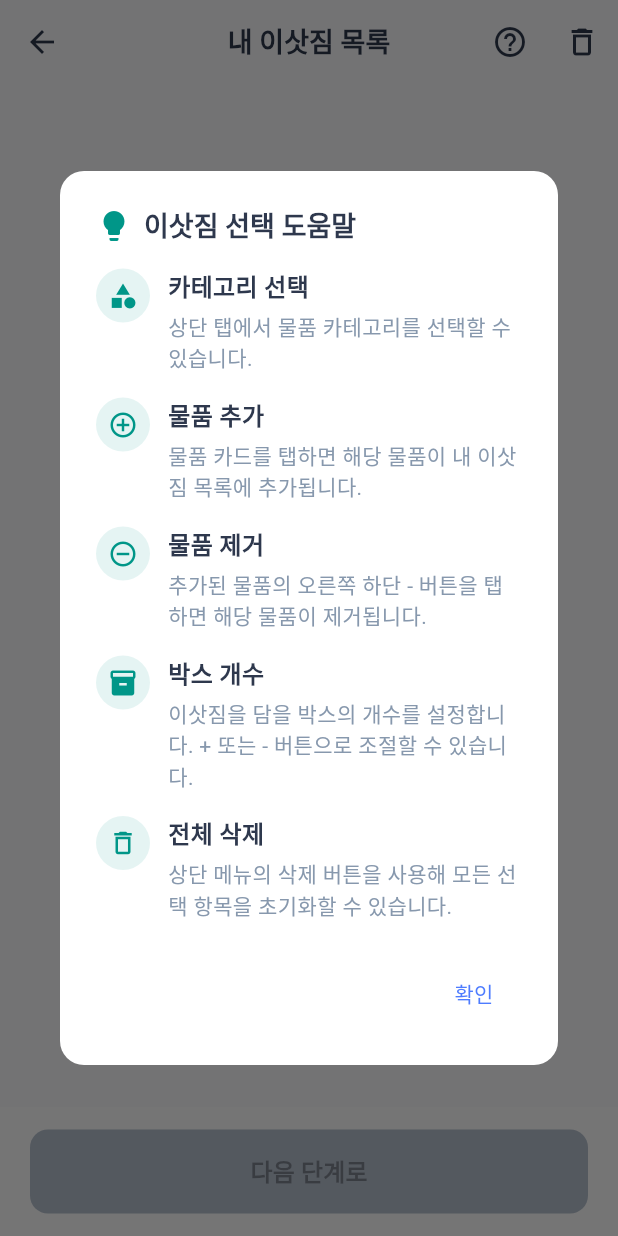
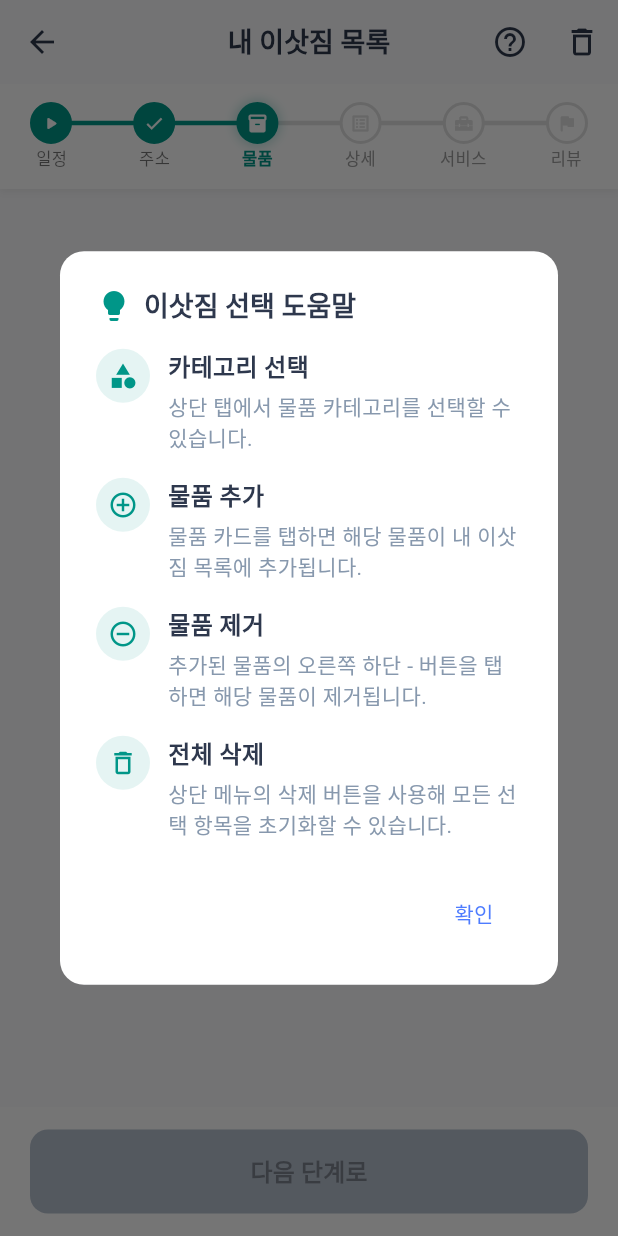
Before and after one commit to woalstm85/newMove, a Flutter app: the BaggageListScreen screen opened directly with empty values, after a tap on the "help outline" icon, on a phone screen of 412 x 824 dp. Run offline on Flutter 3.47's test engine with Material 3 defaults, Android fonts, the phone set to English and light mode, and no system bars; our stand-ins replace cached_network_image, camera, flutter_dotenv, flutter_riverpod, google_sign_in, googleapis_auth and 4 more; missing offline and left inert: flutter_inappwebview, flutter_naver_login, googleapis, kakao_flutter_sdk; accounts and stored records are empty; network calls fail; Roboto replaces fonts that are missing (Pretendard); statements that could not run were skipped.

Commit message:
소스정리

```diff
--- a/lib/screen/home/move/01_register.dart
+++ b/lib/screen/home/move/01_register.dart
@@ -2,8 +2,8 @@ import 'package:flutter/material.dart';
 import 'package:flutter_riverpod/flutter_riverpod.dart';
 import 'package:shared_preferences/shared_preferences.dart';
 import 'package:MoveSmart/theme/theme_constants.dart';
-import 'package:MoveSmart/screen/home/move/modal/01_1_regular_type.dart';
-import 'package:MoveSmart/screen/home/move/modal/01_2_special_type.dart';
+import 'package:MoveSmart/screen/home/move/modal/regular_type.dart';
+import 'package:MoveSmart/screen/home/move/modal/special_type.dart';
 import 'widgets/move_widget.dart';
 import 'package:MoveSmart/providers/move_provider.dart';
 
--- a/lib/screen/home/move/move_address_detail.dart
+++ b/lib/screen/home/move/03_3_move_address_detail.dart
@@ -5,7 +5,7 @@ import 'package:MoveSmart/providers/move_provider.dart';
 import 'package:MoveSmart/utils/ui_extensions.dart';
 import 'package:MoveSmart/utils/ui_mixins.dart';
 
-import 'move_address_search.dart';
+import '03_2_move_address_search.dart';
 
 import 'package:MoveSmart/screen/home/move/modal/move_floor.dart';
 import 'package:MoveSmart/screen/home/move/modal/move_home_size.dart';
--- a/lib/screen/home/move/move_baggage_list.dart
+++ b/lib/screen/home/move/04_1_1_move_baggage_list.dart
@@ -1,13 +1,12 @@
 import 'dart:convert';
+import 'package:MoveSmart/screen/home/move/move_progress_bar.dart';
 import 'package:flutter/material.dart';
 import 'package:shared_preferences/shared_preferences.dart';
 import 'package:MoveSmart/theme/theme_constants.dart';
 import 'models/baggage_item.dart';
-import 'package:MoveSmart/api_service.dart';
-import 'API/address_service.dart';
 import 'API/moving_service.dart';
 import 'package:MoveSmart/utils/ui_extensions.dart';
-import 'move_baggage_list_detail.dart';
+import '04_1_2_move_baggage_list_detail.dart';
 
 class BaggageListScreen extends StatefulWidget {
   final bool isRegularMove;
@@ -339,7 +338,7 @@ class _BaggageListScreenState extends State<BaggageListScreen> {
                         ),
                         if (count > 1)
                           Positioned(
-                            right: 3,
+                            right: 8,
                             top: 0,
                             child: Container(
                               padding: const EdgeInsets.all(5),
@@ -570,123 +569,6 @@ class _BaggageListScreenState extends State<BaggageListScreen> {
     );
   }
 
-  Widget _buildMovingTips() {
-    return Container(
-      padding: const EdgeInsets.all(16),
-      decoration: BoxDecoration(
-        color: Colors.white,
-        borderRadius: BorderRadius.circular(AppTheme.cardRadius),
-        boxShadow: [
-          BoxShadow(
-            color: Colors.black.withOpacity(0.05),
-            offset: const Offset(0, 2),
-            blurRadius: 6.0,
-          ),
-        ],
-      ),
-      child: Column(
-        crossAxisAlignment: CrossAxisAlignment.start,
-        children: [
-          Row(
-            children: [
-              Icon(
-                Icons.lightbulb_outline,
-                size: 20,
-                color: _primaryColor,
-              ),
-              const SizedBox(width: 8),
-              Text(
-                '이삿짐 선택 가이드',
-                style: AppTheme.subheadingStyle.copyWith(
-                  fontSize: 18,
-                ),
-              ),
-            ],
-          ),
-          const SizedBox(height: 16),
-
-          // 팁 리스트
-          _buildTipItem(
-            icon: Icons.error_outline,
-            title: '자주 누락되는 이삿짐',
-            description: '베란다, 다용도실, 옷장 위의 물건들을 꼭 확인하세요.',
-          ),
-          const SizedBox(height: 12),
-
-          _buildTipItem(
-            icon: Icons.sort,
-            title: '효율적인 짐 선택 방법',
-            description: '최근 6개월간 사용하지 않은 물건은 처분을 고려해보세요.',
-          ),
-          const SizedBox(height: 12),
-
-          _buildTipItem(
-            icon: Icons.category_outlined,
-            title: '카테고리별 주요 물품',
-            description: '각 공간별로 물품을 분류하면 빠짐없이 선택할 수 있습니다.',
-          ),
-          const SizedBox(height: 12),
-
-          _buildTipItem(
-            icon: Icons.format_list_numbered,
-            title: '짐 정리/포장 순서',
-            description: '자주 사용하지 않는 물건부터 먼저 포장하세요.',
-          ),
-        ],
-      ),
-    );
-  }
-
-// 팁 아이템 위젯
-  Widget _buildTipItem({
-    required IconData icon,
-    required String title,
-    required String description,
-  }) {
-    return Row(
-      crossAxisAlignment: CrossAxisAlignment.start,
-      children: [
-        Container(
-          padding: const EdgeInsets.all(8),
-          decoration: BoxDecoration(
-            color: _primaryColor.withOpacity(0.1),
-            borderRadius: BorderRadius.circular(8),
-          ),
-          child: Icon(
-            icon,
-            size: 18,
-            color: _primaryColor,
-          ),
-        ),
-        const SizedBox(width: 12),
-        Expanded(
-          child: Column(
-            crossAxisAlignment: CrossAxisAlignment.start,
-            children: [
-              Text(
-                title,
-                style: TextStyle(
-                  fontSize: 15,
-                  fontWeight: FontWeight.bold,
-                  color: AppTheme.primaryText,
-                ),
-              ),
-              const SizedBox(height: 2),
-              Text(
-                description,
-                style: TextStyle(
-                  fontSize: 13,
-                  color: AppTheme.secondaryText,
-                  height: 1.3,
-                ),
-              ),
-            ],
-          ),
-        ),
-      ],
-    );
-  }
-
   Widget _buildBody() {
     if (isLoading) {
       return const Center(
@@ -829,13 +711,6 @@ class _BaggageListScreenState extends State<BaggageListScreen> {
                     );
                   },
                 ),
-
-                const SizedBox(height: 20),
-
-                // 이삿짐 선택 팁
-                _buildMovingTips(),
-
-                const SizedBox(height: 16),
               ],
             ),
           ),
@@ -880,11 +755,24 @@ class _BaggageListScreenState extends State<BaggageListScreen> {
           ),
         ],
       ),
-      body: SafeArea(
-        child: Padding(
-          padding: const EdgeInsets.all(16.0),
-          child: _buildBody(),
-        ),
+      body: Column(
+        children: [
+          // 진행 상황 표시 바 추가
+          MoveProgressBar(
+            currentStep: 2,  // 세 번째 단계 (짐 선택)
+            isRegularMove: widget.isRegularMove,
+          ),
+
+          // 본문 내용
+          Expanded(
+            child: SafeArea(
+              child: Padding(
+                padding: const EdgeInsets.all(16.0),
+                child: _buildBody(),
+              ),
+            ),
+          ),
+        ],
       ),
       bottomNavigationBar: Container(
         padding: const EdgeInsets.fromLTRB(20, 15, 20, 15),
@@ -972,12 +860,6 @@ class _BaggageListScreenState extends State<BaggageListScreen> {
                 icon: Icons.remove_circle_outline,
                 title: '물품 제거',
                 description: '추가된 물품의 오른쪽 하단 - 버튼을 탭하면 해당 물품이 제거됩니다.',
-              ),
-              const SizedBox(height: 16),
-              _buildHelpItem(
-                icon: Icons.inventory_2,
-                title: '박스 개수',
-                description: '이삿짐을 담을 박스의 개수를 설정합니다. + 또는 - 버튼으로 조절할 수 있습니다.',
               ),
               const SizedBox(height: 16),
               _buildHelpItem(
--- a/lib/screen/home/move/move_baggage_list_detail.dart
+++ b/lib/screen/home/move/04_1_2_move_baggage_list_detail.dart
@@ -1,5 +1,6 @@
 import 'dart:io';
 import 'dart:convert';
+import 'package:MoveSmart/screen/home/move/move_progress_bar.dart';
 import 'package:flutter/material.dart';
 import 'package:image_picker/image_picker.dart';
 import 'package:shared_preferences/shared_preferences.dart';
@@ -9,8 +10,8 @@ import 'package:MoveSmart/utils/ui_extensions.dart';
 import 'package:MoveSmart/theme/theme_constants.dart';
 import 'package:MoveSmart/screen/home/move/modal/move_baggage_detail.dart';
 import 'models/baggage_item.dart';
-import 'package:MoveSmart/screen/home/move/move_baggage_photo_view.dart';
-import 'package:MoveSmart/screen/home/move/move_result_service_type.dart';
+import 'package:MoveSmart/screen/home/move/04_2_3_move_baggage_photo_view.dart';
+import 'package:MoveSmart/screen/home/move/05_move_result_service_type.dart';
 
 
 class BaggageDetailScreen extends ConsumerStatefulWidget {
@@ -1091,6 +1092,11 @@ class _BaggageDetailScreenState extends ConsumerState<BaggageDetailScreen> {
       ),
       body: Column(
         children: [
+          // 진행 상황 표시 바 추가
+          MoveProgressBar(
+            currentStep: 3,  // 세 번째 단계 (짐 선택)
+            isRegularMove: widget.isRegularMove,
+          ),
           Expanded(
             child: SingleChildScrollView(
               padding: const EdgeInsets.all(16.0),
--- a/lib/screen/home/move/modal/baggage_type.dart
+++ b/lib/screen/home/move/modal/baggage_type.dart
@@ -1,8 +1,8 @@
 import 'package:flutter/material.dart';
 import 'package:flutter_riverpod/flutter_riverpod.dart';
 import 'package:MoveSmart/theme/theme_constants.dart';
-import 'package:MoveSmart/screen/home/move/move_baggage_photo.dart';
-import 'package:MoveSmart/screen/home/move/move_baggage_list.dart';
+import 'package:MoveSmart/screen/home/move/04_2_1_move_baggage_photo.dart';
+import 'package:MoveSmart/screen/home/move/04_1_1_move_baggage_list.dart';
 import 'package:MoveSmart/providers/move_provider.dart';
 import 'package:MoveSmart/utils/ui_extensions.dart';
 import 'package:MoveSmart/utils/ui_mixins.dart';
--- /dev/null
+++ b/lib/screen/home/move/move_progress_bar.dart
@@ -0,0 +1,163 @@
+import 'package:flutter/material.dart';
+import 'package:MoveSmart/theme/theme_constants.dart';
+
+class MoveProgressBar extends StatelessWidget {
+  final int currentStep;
+  final bool isRegularMove;
+  final List<String> stepLabels;
+
+  const MoveProgressBar({
+    Key? key,
+    required this.currentStep,
+    required this.isRegularMove,
+    this.stepLabels = const ['일정', '주소', '물품', '상세', '서비스', '리뷰'],
+  }) : super(key: key);
+
+  @override
+  Widget build(BuildContext context) {
+    // 이사 유형에 따른 색상 설정
+    final Color primaryColor = isRegularMove ? AppTheme.primaryColor : AppTheme.greenColor;
+    final Color secondaryColor = Colors.grey[300]!;
+
+    return Container(
+      width: double.infinity,
+      padding: const EdgeInsets.symmetric(vertical: 12),
+      decoration: BoxDecoration(
+        color: Colors.white,
+        boxShadow: [
+          BoxShadow(
+            color: Colors.black.withOpacity(0.05),
+            blurRadius: 3,
+            offset: const Offset(0, 2),
+          ),
+        ],
+      ),
+      child: Column(
+        mainAxisSize: MainAxisSize.min,
+        children: [
+          // 단계 표시기
+          Padding(
+            padding: const EdgeInsets.symmetric(horizontal: 20), // 전체 컨테이너에 좌우 여백 추가
+            child: Stack(
+              alignment: Alignment.center,
+              children: [
+                // 연결선 (배경)
+                Padding(
+                  padding: const EdgeInsets.symmetric(horizontal: 10),
+                  child: Row(
+                    children: List.generate(5, (index) {
+                      return Expanded(
+                        child: Container(
+                          height: 3,
+                          decoration: BoxDecoration(
+                            color: index < currentStep ? primaryColor : secondaryColor,
+                            borderRadius: BorderRadius.circular(1.5),
+                          ),
+                        ),
+                      );
+                    }),
+                  ),
+                ),
+
+                // 원형 지시자와 아이콘
+                Row(
+                  mainAxisAlignment: MainAxisAlignment.spaceBetween,
+                  children: List.generate(6, (index) {
+                    final bool isActive = index <= currentStep;
+                    final bool isCurrent = index == currentStep;
+
+                    // 아이콘 결정
+                    IconData iconData;
+                    if (index == 0) {
+                      iconData = Icons.play_arrow_rounded; // 시작
+                    } else if (index == 5) {
+                      iconData = Icons.flag_rounded; // 끝
+                    } else if (isActive && !isCurrent) {
+                      iconData = Icons.check; // 완료된 단계
+                    } else {
+                      iconData = _getStepIcon(index); // 나머지 단계 아이콘
+                    }
+
+                    return Container(
+                      width: 28,
+                      height: 28,
+                      decoration: BoxDecoration(
+                        color: isActive ? primaryColor : Colors.white,
+                        shape: BoxShape.circle,
+                        border: Border.all(
+                          color: isActive ? primaryColor : secondaryColor,
+                          width: 2,
+                        ),
+                        boxShadow: isCurrent ? [
+                          BoxShadow(
+                            color: primaryColor.withOpacity(0.3),
+                            blurRadius: 6,
+                            spreadRadius: 1,
+                          )
+                        ] : null,
+                      ),
+                      child: Center(
+                        child: Icon(
+                          iconData,
+                          color: isActive ? Colors.white : secondaryColor,
+                          size: 14,
+                        ),
+                      ),
+                    );
+                  }),
+                ),
+              ],
+            ),
+          ),
+          // 단계명 표시
+          SizedBox(height: 2),
+          Padding(
+            padding: const EdgeInsets.symmetric(horizontal: 12), // 텍스트에도 동일한 여백 적용
+            child: Row(
+              mainAxisAlignment: MainAxisAlignment.spaceBetween,
+              children: List.generate(6, (index) {
+                return SizedBox(
+                  width: 45,
+                  child: Column(
+                    children: [
+                      Text(
+                        stepLabels[index],
+                        style: TextStyle(
+                          fontSize: 11,
+                          fontWeight: index == currentStep ? FontWeight.bold : FontWeight.normal,
+                          color: index == currentStep ? primaryColor :
+                          index < currentStep ? Colors.black54 : Colors.grey,
+                        ),
+                        textAlign: TextAlign.center,
+                      ),
+                    ],
+                  ),
+                );
+              }),
+            ),
+          ),
+        ],
+      ),
+    );
+  }
+
+  // 각 단계별 아이콘 반환
+  IconData _getStepIcon(int step) {
+    switch (step) {
+      case 0:
+        return Icons.calendar_month_rounded; // 일정
+      case 1:
+        return Icons.location_on_rounded; // 주소
+      case 2:
+        return Icons.inventory_2_rounded; // 물품
+      case 3:
+        return Icons.list_alt_rounded; // 상세
+      case 4:
+        return Icons.home_repair_service; // 서비스
+      case 5:
+        return Icons.flag_rounded; // 최종리뷰
+      default:
+        return Icons.circle;
+    }
+  }
+}
```
Also changed, not shown: lib/screen/home/move/02_calendar.dart (+17 -3 lines), lib/screen/home/move/03_1_move_address.dart (+8 -2 lines), lib/screen/home/move/04_2_1_move_baggage_photo.dart (renamed from lib/screen/home/move/move_baggage_photo.dart, +8 -5 lines), lib/screen/home/move/04_2_2_move_baggage_photo_detail.dart (renamed from lib/screen/home/move/move_baggage_photo_detail.dart, +7 -1 lines), lib/screen/home/move/05_move_result_service_type.dart (renamed from lib/screen/home/move/move_result_service_type.dart, +6 -3 lines), lib/screen/home/move/final_review_screen.dart (+7 -15 lines), lib/screen/home/move/03_2_move_address_search.dart (renamed from lib/screen/home/move/move_address_search.dart), lib/screen/home/move/04_2_3_move_baggage_photo_view.dart (renamed from lib/screen/home/move/move_baggage_photo_view.dart), lib/screen/home/move/modal/regular_type.dart (renamed from lib/screen/home/move/modal/01_1_regular_type.dart), lib/screen/home/move/modal/special_type.dart (renamed from lib/screen/home/move/modal/01_2_special_type.dart).
